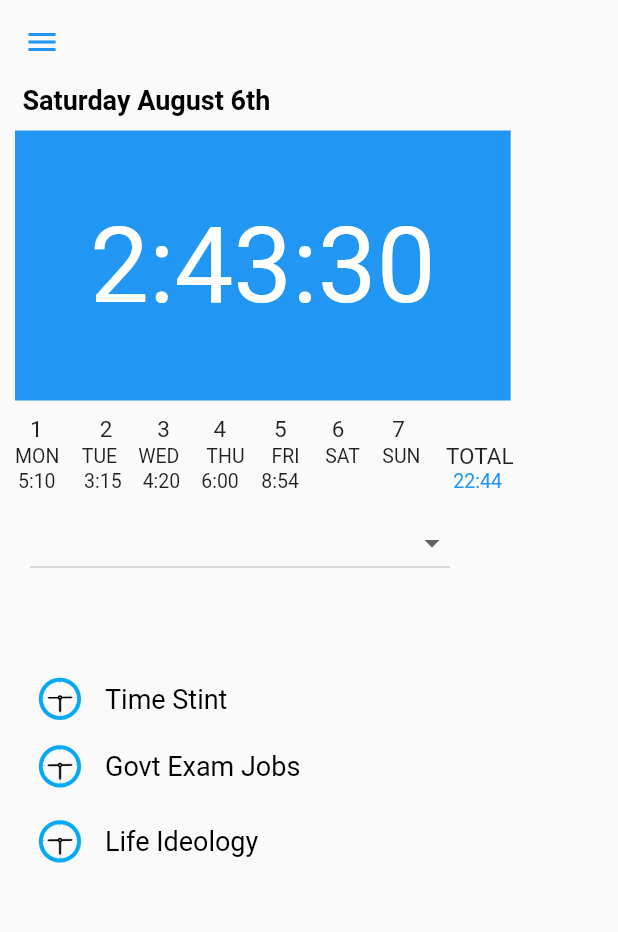
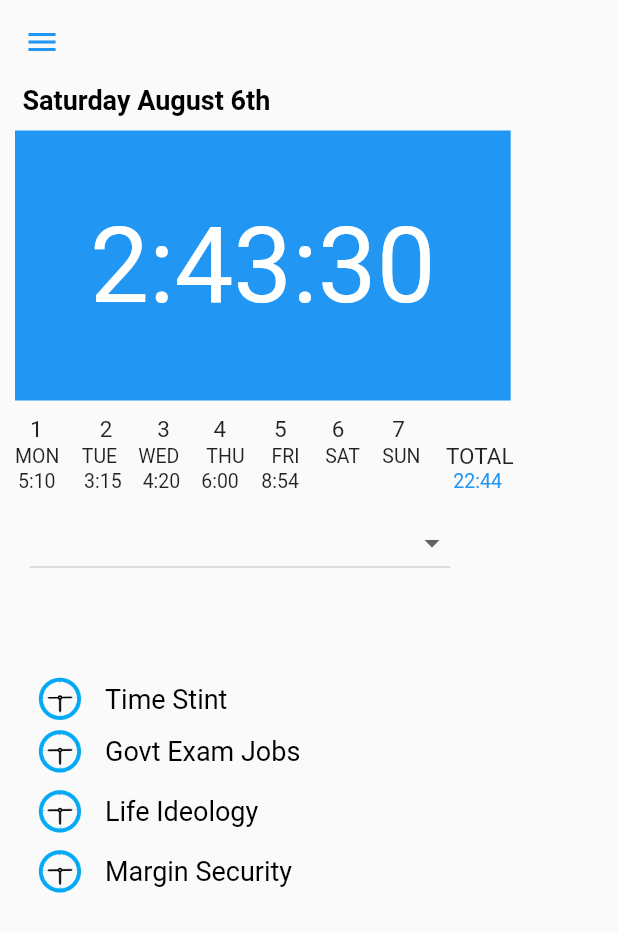
Before and after one commit to KshamaAgrawal/ForTimeStint, a Flutter app: the homePage screen opened directly, on a phone screen of 412 x 824 dp. Shown: the top 932 px of the screen. Run offline on Flutter 3.47's test engine with Material 2 defaults, Android fonts, the light colour scheme and no system bars.

Commit message:
add Margin Security in home

```diff
--- a/lib/home.dart
+++ b/lib/home.dart
@@ -210,7 +210,7 @@ class _State extends State<homePage> {
         Row(                                    //ROW 9
           children: [
           Padding(
-              padding: EdgeInsets.fromLTRB(20, 10, 0, 40),),
+              padding: EdgeInsets.fromLTRB(20, 10, 0, 20),),
             Image.asset('assets/images/256.png', width: 40, height: 30),
             Container(
               // margin: EdgeInsets.all(10.0),
@@ -231,22 +231,24 @@ class _State extends State<homePage> {
             ),
           ],
         ),
-        // Row(                                //ROW 11
-        //   children: [
-        //     Image.asset('assets/images/256.png', width: 40, height: 30),
-        //     Container(
-        //       // margin: EdgeInsets.all(10.0),
-        //       padding: EdgeInsets.symmetric(horizontal: 20.0, vertical: 10.0),
-        //         child: Text('Margin Security', style: TextStyle(color: Colors.black, fontSize: 18),),
-        //     ),
-        //   ],
-        // ),
+        Row(                                //ROW 11
+          children: [
+          Padding(
+              padding: EdgeInsets.fromLTRB(20, 10, 0, 20),),
+            Image.asset('assets/images/256.png', width: 40, height: 30),
+            Container(
+              // margin: EdgeInsets.all(10.0),
+              padding: EdgeInsets.fromLTRB(10, 0, 0, 0),
+                child: Text('Margin Security', style: TextStyle(color: Colors.black, fontSize: 18),),
+            ),
+          ],
+        ),
       ],
     ),
       drawer: Drawer(
 
         child: ListView(
-          // padding: EdgeInsets.zero,
+          padding: EdgeInsets.fromLTRB(30, 30, 0, 0),
           children: <Widget>[
             new UserAccountsDrawerHeader(
               decoration: BoxDecoration(
@@ -263,7 +265,7 @@ class _State extends State<homePage> {
             ),
             new Divider(),
             ListTile(
-              title: Text('Timer', style: TextStyle(color: Colors.black),),
+              title: Text('Timer', style: TextStyle(color: Colors.black, fontSize: 20),),
               onTap: () {
               //   Navigator.push(
               //     context,
@@ -272,7 +274,7 @@ class _State extends State<homePage> {
               },
             ),
             ListTile(
-              title: Text('Dashboard'),
+              title: Text('Dashboard', style: TextStyle(color: Colors.black, fontSize: 20),),
               // color: Colors.blue,
               onTap: () {
                 Navigator.push(
@@ -282,7 +284,7 @@ class _State extends State<homePage> {
               },
             ),
             ListTile(
-              title: Text('Report', style: TextStyle(color: Colors.black),),
+              title: Text('Report', style: TextStyle(color: Colors.black, fontSize: 20),),
               onTap: () {
               //   Navigator.push(
               //     context,
@@ -291,7 +293,7 @@ class _State extends State<homePage> {
               },
             ),
               ListTile(
-              title: Text('Timesheets', style: TextStyle(color: Colors.black),),
+              title: Text('Timesheets', style: TextStyle(color: Colors.black, fontSize: 20),),
               onTap: () {
               //   Navigator.push(
               //     context,
@@ -300,7 +302,7 @@ class _State extends State<homePage> {
               },
             ),
             ListTile(
-              title: Text('Screenshots', style: TextStyle(color: Colors.black),),
+              title: Text('Screenshots', style: TextStyle(color: Colors.black, fontSize: 20),),
               onTap: () {
                 Navigator.push(
                   context,
@@ -311,7 +313,7 @@ class _State extends State<homePage> {
 
             new Divider(),
             ListTile(
-              title: Text('LogOut'),
+              title: Text('Logout', style: TextStyle(color: Colors.black, fontSize: 20),),
               onTap: () {
                 Navigator.push(
                   context,
```
